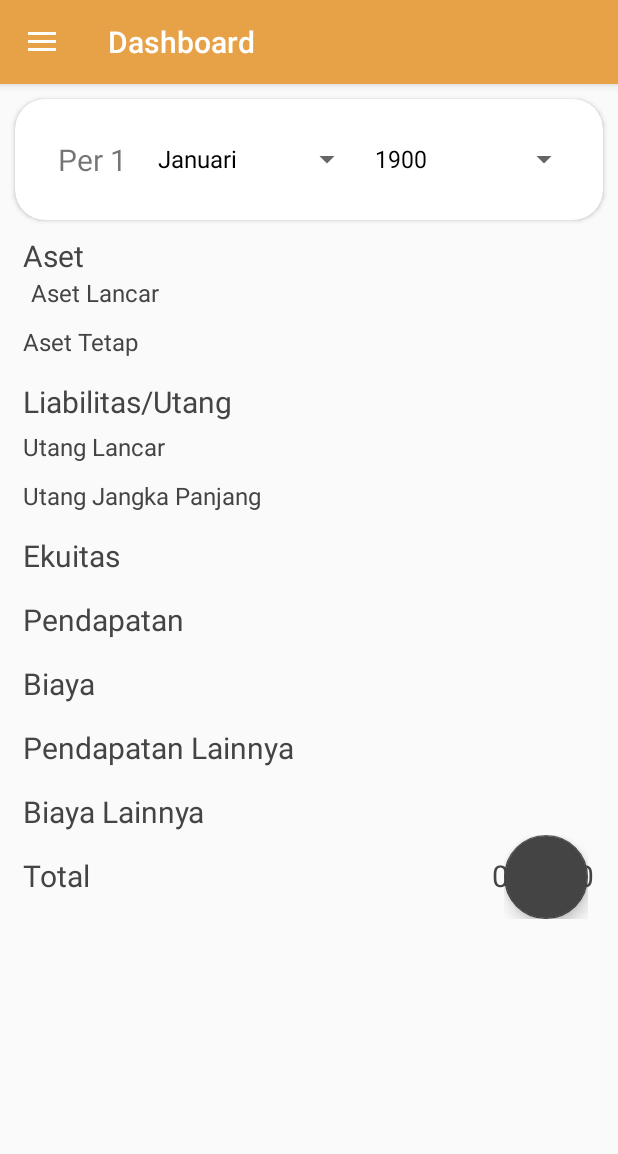
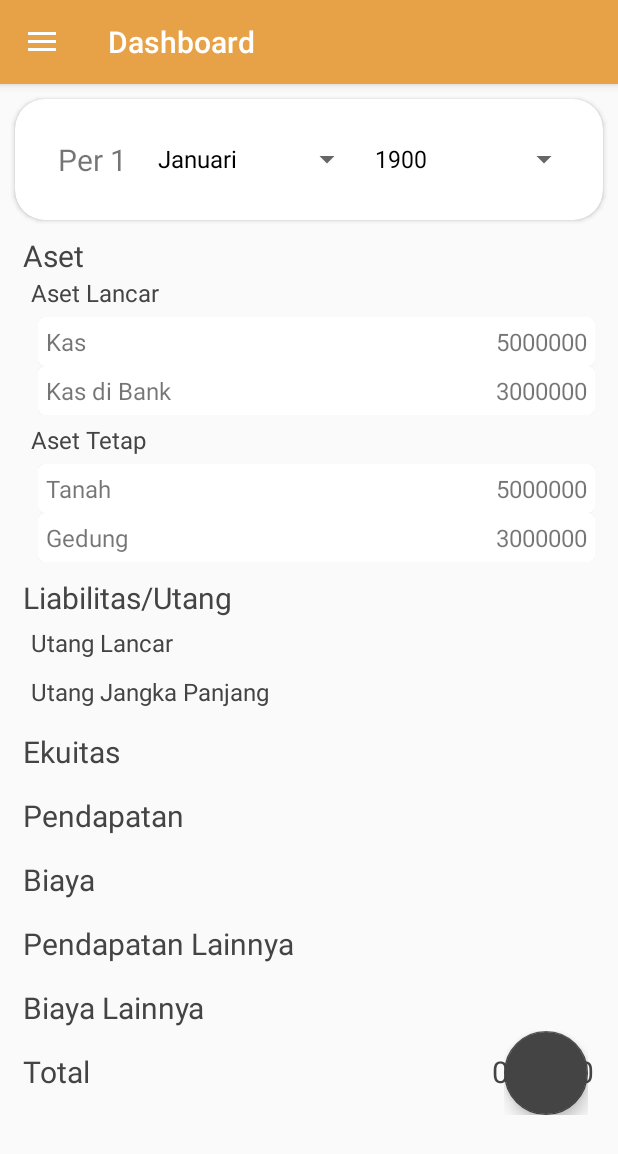
Before and after one commit to ardiarahma/SIKBumdes, an Android app: the fragment BalanceFragment placed in its activity, on a phone screen of 412 x 824 dp. Shown: the top 1154 px of the screen. Run offline under Robolectric (Android 15) with nearby library versions, the phone set to English and light mode, and no system bars; libraries missing offline, so code that uses them is left out: cn.pedant, com.getbase.floatingactionbutton; plain views replace FloatingActionButton, FloatingActionsMenu; 2 statements that could not run were skipped.

Commit message:
dummy data neraca awal

```diff
--- a/app/src/main/java/com/ardiarahma/sik_bumdesa/activities/navigation_drawer/AccountFragment.java
+++ b/app/src/main/java/com/ardiarahma/sik_bumdesa/activities/navigation_drawer/AccountFragment.java
@@ -150,7 +150,7 @@ public class AccountFragment extends Fragment {
 //        rv = v.findViewById(R.id.rv_classAccount);
 
         //create class
-//        ClassAccount classAccount1 = new ClassAccount(1, "Aset");
+//        ClassAccount classAccount1 = new ClassAccount(1, "Neraca_AsetLancarAdapter");
 //        ClassAccount classAccount2 = new ClassAccount(1, "Liabilitas/Utang");
 //        ClassAccount classAccount3 = new ClassAccount(1, "Ekuitas");
 //        ClassAccount classAccount4 = new ClassAccount(1, "Pendapatan");
@@ -197,7 +197,7 @@ public class AccountFragment extends Fragment {
 
 //        db = new DatabaseHelper(getActivity());
 //
-//        db.addAccountClass("Aset");
+//        db.addAccountClass("Neraca_AsetLancarAdapter");
 //        db.addAccountClass("Liabilitas/Utang");
 //        db.addAccountClass("Ekuitas");
 //        db.addAccountClass("Pendapatan");
@@ -250,13 +250,13 @@ public class AccountFragment extends Fragment {
     public ArrayList<ClassAccount> getList(){
         ArrayList<ClassAccount> classAccounts = new ArrayList<>();
 
-        ClassAccount account_1 = new ClassAccount(1, "Aset", 1, null);
-        ClassAccount account_1_1 = new ClassAccount(11, "Aset Lancar", 2, null);
+        ClassAccount account_1 = new ClassAccount(1, "Neraca_AsetLancarAdapter", 1, null);
+        ClassAccount account_1_1 = new ClassAccount(11, "Neraca_AsetLancarAdapter Lancar", 2, null);
         ClassAccount account_1_1_1 = new ClassAccount(1110, "Kas", 3, "DEBIT");
         ClassAccount account_1_1_2 = new ClassAccount(1111, "Kas di Bank", 3, "DEBIT");
         ClassAccount account_1_1_3 = new ClassAccount(1120, "Piutang Dagang", 3, "DEBIT");
         ClassAccount account_1_1_4 = new ClassAccount(1130, "Sewa Dibayar Dimuka", 3, "DEBIT");
-        ClassAccount account_1_2 = new ClassAccount(12, "Aset Tetap", 2, null);
+        ClassAccount account_1_2 = new ClassAccount(12, "Neraca_AsetLancarAdapter Tetap", 2, null);
         ClassAccount account_1_2_1 = new ClassAccount(1210, "Tanah", 3, "DEBIT");
         ClassAccount account_1_2_2 = new ClassAccount(1220, "Gedung", 3, "DEBIT");
         ClassAccount account_1_2_3 = new ClassAccount(1221, "Akumulasi Penyusutan Gedung", 3, "KREDIT");
@@ -264,7 +264,7 @@ public class AccountFragment extends Fragment {
         ClassAccount account_1_2_5 = new ClassAccount(1231, "Akumulasi Penyusutan Kendaraan", 3, "KREDIT");
         ClassAccount account_1_2_6 = new ClassAccount(1240, "Peralatan Kantor", 3, "DEBIT");
         ClassAccount account_1_2_7 = new ClassAccount(1240, "Akumulasi Penyusutan Peralatan Kantor", 3, "KREDIT");
-        ClassAccount account_1_3 = new ClassAccount(13, "Aset Lainnya", 2, null);
+        ClassAccount account_1_3 = new ClassAccount(13, "Neraca_AsetLancarAdapter Lainnya", 2, null);
         account_1.classAccounts.add(account_1_1);
         account_1_1.classAccounts.add(account_1_1_1);
         account_1_1.classAccounts.add(account_1_1_2);
--- a/app/src/main/java/com/ardiarahma/sik_bumdesa/activities/navigation_drawer/BalanceFragment.java
+++ b/app/src/main/java/com/ardiarahma/sik_bumdesa/activities/navigation_drawer/BalanceFragment.java
@@ -6,6 +6,7 @@ import android.app.Dialog;
 import android.graphics.Color;
 import android.graphics.drawable.ColorDrawable;
 import android.os.Bundle;
+import android.support.annotation.Nullable;
 import android.support.v4.app.Fragment;
 import android.support.v7.widget.LinearLayoutManager;
 import android.support.v7.widget.RecyclerView;
@@ -13,7 +14,6 @@ import android.view.LayoutInflater;
 import android.view.View;
 import android.view.ViewGroup;
 import android.view.Window;
-import android.widget.Adapter;
 import android.widget.ArrayAdapter;
 import android.widget.Button;
 import android.widget.DatePicker;
@@ -23,8 +23,10 @@ import android.widget.Spinner;
 import android.widget.TextView;
 
 import com.ardiarahma.sik_bumdesa.R;
-import com.ardiarahma.sik_bumdesa.database.adapters.Neraca_AsetTetap;
-import com.ardiarahma.sik_bumdesa.database.models.Aset;
+import com.ardiarahma.sik_bumdesa.database.adapters.Neraca_AsetLancarAdapter;
+import com.ardiarahma.sik_bumdesa.database.adapters.Neraca_AsetTetapAdapter;
+import com.ardiarahma.sik_bumdesa.database.models.Neraca_AsetLancar;
+import com.ardiarahma.sik_bumdesa.database.models.Neraca_AsetTetap;
 import com.getbase.floatingactionbutton.FloatingActionButton;
 
 import java.util.ArrayList;
@@ -50,9 +52,13 @@ public class BalanceFragment extends Fragment{
 
     FloatingActionButton fab1;
 
-    RecyclerView rv_aset_tetap, rv_aset_lancar, rv_utang_lancar, rv_utang_jp, rv_ekuitas, rv_pendapatan, rv_pendapatan_2, rv_biaya, rv_biaya_2;
-    Neraca_AsetTetap adapter;
-    ArrayList<Aset> asets;
+    RecyclerView rv_aset_tetap, rv_aset_lancar, rv_utang_lancar, rv_utang_jp, rv_ekuitas,
+            rv_pendapatan, rv_pendapatan_2, rv_biaya, rv_biaya_2;
+    Neraca_AsetTetapAdapter adapter_asetTetap;
+    Neraca_AsetLancarAdapter adapter_asetLancar;
+
+    ArrayList<Neraca_AsetTetap> neracaAsetTetaps;
+    ArrayList<Neraca_AsetLancar> neracaAsetLancars;
 
     Dialog dialog;
     SweetAlertDialog vDialog;
@@ -137,9 +143,25 @@ public class BalanceFragment extends Fragment{
         ArrayAdapter<String> adapter_month = new ArrayAdapter<String>(getContext(), R.layout.support_simple_spinner_dropdown_item, months);
         sp_months.setAdapter(adapter_month);
 
+        rv_aset_lancar = v.findViewById(R.id.rv_aset_lancar);
+        adapter_asetLancar = new Neraca_AsetLancarAdapter(getContext(), neracaAsetLancars);
+        LinearLayoutManager linearLayoutManager = new LinearLayoutManager(getContext(), LinearLayoutManager.VERTICAL,
+                false);
+        rv_aset_lancar.setAdapter(adapter_asetLancar);
+        rv_aset_lancar.setHasFixedSize(true);
+        rv_aset_lancar.setLayoutManager(linearLayoutManager);
+        adapter_asetLancar.notifyDataSetChanged();
 
-        rv_aset_lancar = v.findViewById(R.id.rv_aset_lancar);
         rv_aset_tetap = v.findViewById(R.id.rv_aset_tetap);
+        adapter_asetTetap= new Neraca_AsetTetapAdapter(getContext(), neracaAsetTetaps);
+        LinearLayoutManager linearLayoutManager_1 = new LinearLayoutManager(getContext(), LinearLayoutManager.VERTICAL,
+                false);
+        rv_aset_tetap.setAdapter(adapter_asetTetap);
+        rv_aset_tetap.setHasFixedSize(true);
+        rv_aset_tetap.setLayoutManager(linearLayoutManager_1);
+        adapter_asetTetap.notifyDataSetChanged();
+
+
         rv_utang_lancar = v.findViewById(R.id.rv_utang_lancar);
         rv_utang_jp = v.findViewById(R.id.rv_utang_jp);
         rv_ekuitas = v.findViewById(R.id.rv_ekuitas);
@@ -148,35 +170,30 @@ public class BalanceFragment extends Fragment{
         rv_pendapatan = v.findViewById(R.id.rv_pendapatan);
         rv_pendapatan_2 = v.findViewById(R.id.rv_pendapatan_2);
 
-        adapter = new Neraca_AsetTetap(getActivity(), asets);
 
-        rv_aset_tetap.setAdapter(adapter);
-        rv_aset_lancar.setAdapter(adapter);
-        rv_utang_lancar.setAdapter(adapter);
-        rv_utang_jp.setAdapter(adapter);
-        rv_ekuitas.setAdapter(adapter);
-        rv_pendapatan.setAdapter(adapter);
-        rv_biaya.setAdapter(adapter);
-        rv_pendapatan_2.setAdapter(adapter);
-        rv_biaya_2.setAdapter(adapter);
-
-        rv_aset_lancar.setLayoutManager(new LinearLayoutManager(getActivity(), LinearLayoutManager.VERTICAL, false));
-        rv_aset_tetap.setLayoutManager(new LinearLayoutManager(getActivity(), LinearLayoutManager.VERTICAL, false));
-        rv_utang_lancar.setLayoutManager(new LinearLayoutManager(getActivity(), LinearLayoutManager.VERTICAL, false));
-        rv_utang_jp.setLayoutManager(new LinearLayoutManager(getActivity(), LinearLayoutManager.VERTICAL, false));
-        rv_ekuitas.setLayoutManager(new LinearLayoutManager(getActivity(), LinearLayoutManager.VERTICAL, false));
-        rv_pendapatan.setLayoutManager(new LinearLayoutManager(getActivity(), LinearLayoutManager.VERTICAL, false));
-        rv_biaya.setLayoutManager(new LinearLayoutManager(getActivity(), LinearLayoutManager.VERTICAL, false));
-        rv_pendapatan_2.setLayoutManager(new LinearLayoutManager(getActivity(), LinearLayoutManager.VERTICAL, false));
-        rv_biaya_2.setLayoutManager(new LinearLayoutManager(getActivity(), LinearLayoutManager.VERTICAL, false));
-
-        adapter.notifyDataSetChanged();
 
 
 
 
 
         return v;
+    }
+
+    @Override
+    public void onCreate(@Nullable Bundle savedInstanceState) {
+        super.onCreate(savedInstanceState);
+
+        neracaAsetLancars = new ArrayList<>();
+        neracaAsetLancars.add(new Neraca_AsetLancar("Kas", 5000000));
+        neracaAsetLancars.add(new Neraca_AsetLancar("Kas di Bank", 3000000));
+        neracaAsetTetaps = new ArrayList<>();
+        neracaAsetTetaps.add(new Neraca_AsetTetap("Tanah", 5000000));
+        neracaAsetTetaps.add(new Neraca_AsetTetap("Gedung", 3000000));
+//
+//        ningrum = new ArrayList<>();
+//        ningrum.add(new Ningrum("", 4566))
+
+
     }
 
     public void validationAccount(){
--- a/app/src/main/java/com/ardiarahma/sik_bumdesa/database/adapters/Neraca_AsetTetap.java
+++ b/app/src/main/java/com/ardiarahma/sik_bumdesa/database/adapters/Neraca_AsetLancarAdapter.java
@@ -1,16 +1,14 @@
 package com.ardiarahma.sik_bumdesa.database.adapters;
 
 import android.content.Context;
-import android.support.v4.app.FragmentActivity;
 import android.support.v7.widget.RecyclerView;
 import android.view.LayoutInflater;
 import android.view.View;
 import android.view.ViewGroup;
-import android.widget.ArrayAdapter;
 import android.widget.TextView;
 
 import com.ardiarahma.sik_bumdesa.R;
-import com.ardiarahma.sik_bumdesa.database.models.Aset;
+import com.ardiarahma.sik_bumdesa.database.models.Neraca_AsetLancar;
 
 import java.util.ArrayList;
 
@@ -18,31 +16,31 @@ import java.util.ArrayList;
  * Created by Windows 10 on 8/19/2019.
  */
 
-public class Neraca_AsetTetap extends RecyclerView.Adapter<Neraca_AsetTetap.ViewHolder> {
+public class Neraca_AsetLancarAdapter extends RecyclerView.Adapter<Neraca_AsetLancarAdapter.ViewHolder> {
 
     Context context;
-    private ArrayList<Aset> asets = new ArrayList<>();
+    private ArrayList<Neraca_AsetLancar> neracaAsetLancars = new ArrayList<>();
 
-    public Neraca_AsetTetap(Context context, ArrayList<Aset> asets) {
+    public Neraca_AsetLancarAdapter(Context context, ArrayList<Neraca_AsetLancar> neracaAsetLancars) {
         this.context = context;
-        this.asets = asets;
+        this.neracaAsetLancars = neracaAsetLancars;
     }
 
     @Override
-    public Neraca_AsetTetap.ViewHolder onCreateViewHolder(ViewGroup parent, int viewType) {
+    public Neraca_AsetLancarAdapter.ViewHolder onCreateViewHolder(ViewGroup parent, int viewType) {
         View v = LayoutInflater.from(context).inflate(R.layout.item_neraca_awal, parent, false);
         return new ViewHolder(v);
     }
 
     @Override
-    public void onBindViewHolder(Neraca_AsetTetap.ViewHolder holder, int position) {
-        holder.akun.setText(asets.get(position).getAkun());
-        holder.jumlah.setText(asets.get(position).getJumlah());
+    public void onBindViewHolder(Neraca_AsetLancarAdapter.ViewHolder holder, int position) {
+        holder.akun.setText(neracaAsetLancars.get(position).getAkun());
+        holder.jumlah.setText(String.valueOf(neracaAsetLancars.get(position).getJumlah()));
     }
 
     @Override
     public int getItemCount() {
-        return 0;
+        return neracaAsetLancars.size();
     }
 
     public static class ViewHolder extends RecyclerView.ViewHolder {
--- /dev/null
+++ b/app/src/main/java/com/ardiarahma/sik_bumdesa/database/adapters/Neraca_AsetTetapAdapter.java
@@ -0,0 +1,58 @@
+package com.ardiarahma.sik_bumdesa.database.adapters;
+
+import android.content.Context;
+import android.support.v7.widget.RecyclerView;
+import android.view.LayoutInflater;
+import android.view.View;
+import android.view.ViewGroup;
+import android.widget.TextView;
+
+import com.ardiarahma.sik_bumdesa.R;
+import com.ardiarahma.sik_bumdesa.database.models.Neraca_AsetLancar;
+import com.ardiarahma.sik_bumdesa.database.models.Neraca_AsetTetap;
+
+import java.util.ArrayList;
+
+/**
+ * Created by Windows 10 on 8/19/2019.
+ */
+
+public class Neraca_AsetTetapAdapter extends RecyclerView.Adapter<Neraca_AsetTetapAdapter.ViewHolder> {
+
+    Context context;
+    private ArrayList<Neraca_AsetTetap> neracaAsetTetaps= new ArrayList<>();
+
+    public Neraca_AsetTetapAdapter(Context context, ArrayList<Neraca_AsetTetap> neracaAsetTetaps) {
+        this.context = context;
+        this.neracaAsetTetaps = neracaAsetTetaps;
+    }
+
+    @Override
+    public Neraca_AsetTetapAdapter.ViewHolder onCreateViewHolder(ViewGroup parent, int viewType) {
+        View v = LayoutInflater.from(context).inflate(R.layout.item_neraca_awal, parent, false);
+        return new ViewHolder(v);
+    }
+
+    @Override
+    public void onBindViewHolder(Neraca_AsetTetapAdapter.ViewHolder holder, int position) {
+        holder.akun.setText(neracaAsetTetaps.get(position).getAkun());
+        holder.jumlah.setText(String.valueOf(neracaAsetTetaps.get(position).getJumlah()));
+    }
+
+    @Override
+    public int getItemCount() {
+        return neracaAsetTetaps.size();
+    }
+
+    public static class ViewHolder extends RecyclerView.ViewHolder {
+
+        TextView akun, jumlah;
+
+        public ViewHolder(View itemView) {
+            super(itemView);
+
+            akun = itemView.findViewById(R.id.akun);
+            jumlah = itemView.findViewById(R.id.jumlah);
+        }
+    }
+}
--- a/app/src/main/java/com/ardiarahma/sik_bumdesa/database/models/Aset.java
+++ b/app/src/main/java/com/ardiarahma/sik_bumdesa/database/models/Neraca_AsetLancar.java
@@ -4,12 +4,12 @@ package com.ardiarahma.sik_bumdesa.database.models;
  * Created by Windows 10 on 8/19/2019.
  */
 
-public class Aset {
+public class Neraca_AsetLancar {
 
     String akun;
     int jumlah;
 
-    public Aset(String akun, int jumlah) {
+    public Neraca_AsetLancar(String akun, int jumlah) {
         this.akun = akun;
         this.jumlah = jumlah;
     }
@@ -29,4 +29,6 @@ public class Aset {
     public void setJumlah(int jumlah) {
         this.jumlah = jumlah;
     }
+
+
 }
--- /dev/null
+++ b/app/src/main/java/com/ardiarahma/sik_bumdesa/database/models/Neraca_AsetTetap.java
@@ -0,0 +1,32 @@
+package com.ardiarahma.sik_bumdesa.database.models;
+
+/**
+ * Created by Windows 10 on 8/19/2019.
+ */
+
+public class Neraca_AsetTetap {
+
+    String akun;
+    int jumlah;
+
+    public Neraca_AsetTetap(String akun, int jumlah) {
+        this.akun = akun;
+        this.jumlah = jumlah;
+    }
+
+    public String getAkun() {
+        return akun;
+    }
+
+    public void setAkun(String akun) {
+        this.akun = akun;
+    }
+
+    public int getJumlah() {
+        return jumlah;
+    }
+
+    public void setJumlah(int jumlah) {
+        this.jumlah = jumlah;
+    }
+}
--- a/app/src/main/res/layout/fragment_balance.xml
+++ b/app/src/main/res/layout/fragment_balance.xml
@@ -1,8 +1,8 @@
 <RelativeLayout xmlns:android="http://schemas.android.com/apk/res/android"
+    xmlns:app="http://schemas.android.com/apk/res-auto"
     xmlns:tools="http://schemas.android.com/tools"
     android:layout_width="match_parent"
     android:layout_height="match_parent"
-    xmlns:app="http://schemas.android.com/apk/res-auto"
     android:orientation="vertical"
     tools:context="com.ardiarahma.sik_bumdesa.activities.navigation_drawer.BalanceFragment">
 
@@ -48,9 +48,9 @@
 
     <ScrollView
         android:id="@+id/area"
-        android:layout_below="@id/card"
         android:layout_width="match_parent"
-        android:layout_height="match_parent">
+        android:layout_height="match_parent"
+        android:layout_below="@id/card">
 
         <LinearLayout
             android:layout_width="match_parent"
@@ -85,6 +85,7 @@
             <TextView
                 android:layout_width="match_parent"
                 android:layout_height="wrap_content"
+                android:layout_marginLeft="5dp"
                 android:layout_marginTop="5dp"
                 android:text="Aset Tetap"
                 android:textColor="@color/three"
@@ -108,6 +109,7 @@
             <TextView
                 android:layout_width="match_parent"
                 android:layout_height="wrap_content"
+                android:layout_marginLeft="5dp"
                 android:layout_marginTop="5dp"
                 android:text="Utang Lancar"
                 android:textColor="@color/three"
@@ -123,6 +125,7 @@
             <TextView
                 android:layout_width="match_parent"
                 android:layout_height="wrap_content"
+                android:layout_marginLeft="5dp"
                 android:layout_marginTop="5dp"
                 android:text="Utang Jangka Panjang"
                 android:textColor="@color/three"
@@ -245,11 +248,11 @@
         android:id="@+id/fab_accounts"
         android:layout_width="wrap_content"
         android:layout_height="wrap_content"
+        android:layout_alignParentBottom="true"
+        android:layout_alignParentRight="true"
         android:layout_gravity="bottom|end"
         android:layout_marginBottom="20dp"
         android:layout_marginEnd="20dp"
-        android:layout_alignParentBottom="true"
-        android:layout_alignParentRight="true"
         app:fab_addButtonColorNormal="@color/four"
         app:fab_addButtonColorPressed="@color/two"
         app:fab_addButtonPlusIconColor="#FFFFFF"
--- a/app/src/main/res/layout/fragment_user.xml
+++ b/app/src/main/res/layout/fragment_user.xml
@@ -2,6 +2,7 @@
     xmlns:tools="http://schemas.android.com/tools"
     android:layout_width="match_parent"
     android:layout_height="match_parent"
+    android:layout_alignParentBottom="true"
     tools:context="com.ardiarahma.sik_bumdesa.activities.navigation_drawer.UserFragment">
 
     <!-- TODO: Update blank fragment layout -->
@@ -15,7 +16,8 @@
     <LinearLayout
         android:orientation="vertical"
         android:layout_width="match_parent"
-        android:layout_height="match_parent">
+        android:layout_height="match_parent"
+        android:layout_alignParentBottom="true">
 
         <LinearLayout
             android:layout_width="match_parent"
```
